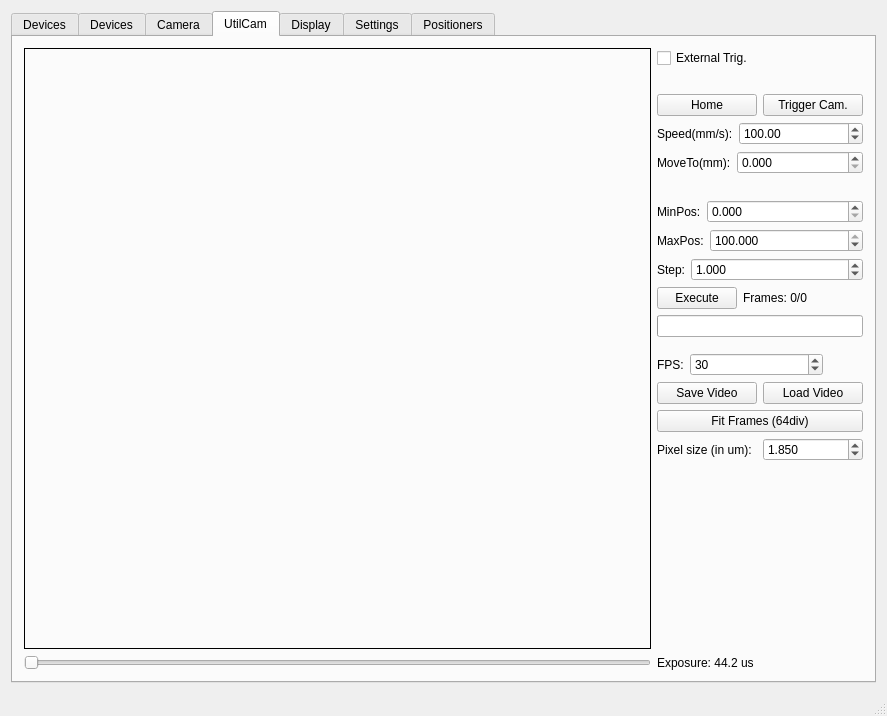
Above: GUI/mainwindow.ui from mvxe/MLA-CS before the change. Below: the same form after it.
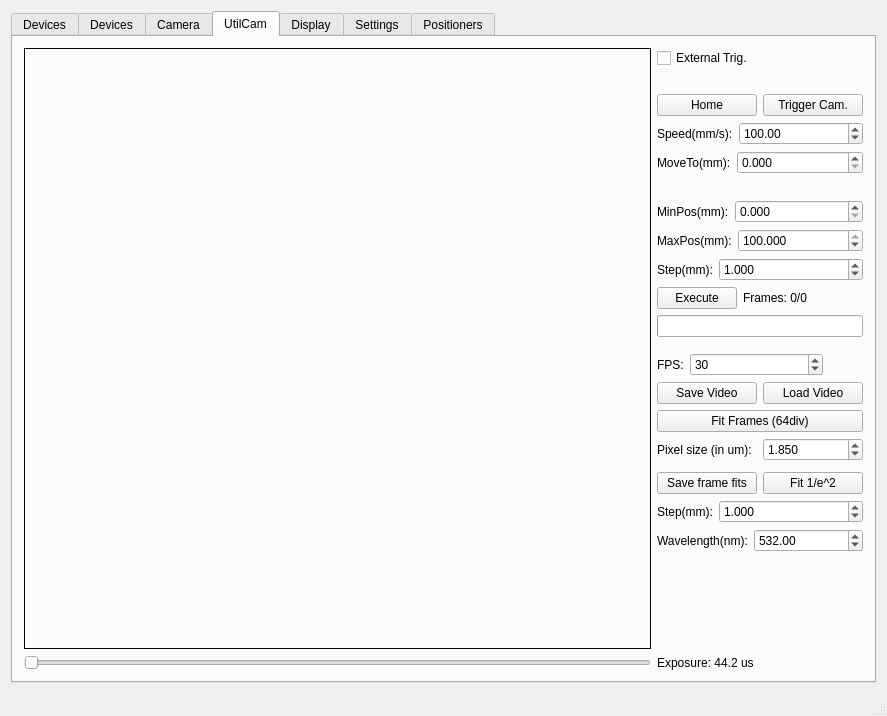
That is the form after the change. The open tabs and pages were chosen to show the change. Icons and pictures are not drawn. Custom widgets are drawn as their Qt base class.

Commit message: beam profiler rough version ready

Patch:
```diff
--- a/GUI/mainwindow.ui
+++ b/GUI/mainwindow.ui
@@ -980,7 +980,7 @@
                </sizepolicy>
               </property>
               <property name="text">
-               <string>MinPos:</string>
+               <string>MinPos(mm):</string>
               </property>
              </widget>
             </item>
@@ -1010,7 +1010,7 @@
                </sizepolicy>
               </property>
               <property name="text">
-               <string>MaxPos:</string>
+               <string>MaxPos(mm):</string>
               </property>
              </widget>
             </item>
@@ -1043,7 +1043,7 @@
                </sizepolicy>
               </property>
               <property name="text">
-               <string>Step:</string>
+               <string>Step(mm):</string>
               </property>
              </widget>
             </item>
@@ -1224,6 +1224,112 @@
             </item>
            </layout>
           </item>
+          <item>
+           <layout class="QHBoxLayout" name="horizontalLayout_15">
+            <property name="topMargin">
+             <number>5</number>
+            </property>
+            <item>
+             <widget class="QPushButton" name="pushButton_8">
+              <property name="text">
+               <string>Save frame fits</string>
+              </property>
+             </widget>
+            </item>
+            <item>
+             <widget class="QPushButton" name="pushButton_7">
+              <property name="text">
+               <string>Fit 1/e^2</string>
+              </property>
+             </widget>
+            </item>
+           </layout>
+          </item>
+          <item>
+           <layout class="QHBoxLayout" name="horizontalLayout_16">
+            <property name="topMargin">
+             <number>0</number>
+            </property>
+            <item>
+             <widget class="QLabel" name="label_30">
+              <property name="sizePolicy">
+               <sizepolicy hsizetype="Maximum" vsizetype="Preferred">
+                <horstretch>0</horstretch>
+                <verstretch>0</verstretch>
+               </sizepolicy>
+              </property>
+              <property name="text">
+               <string>Step(mm):</string>
+              </property>
+             </widget>
+            </item>
+            <item>
+             <widget class="QDoubleSpinBox" name="fitstep_val">
+              <property name="sizePolicy">
+               <sizepolicy hsizetype="Minimum" vsizetype="Fixed">
+                <horstretch>0</horstretch>
+                <verstretch>0</verstretch>
+               </sizepolicy>
+              </property>
+              <property name="decimals">
+               <number>3</number>
+              </property>
+              <property name="minimum">
+               <double>0.001000000000000</double>
+              </property>
+              <property name="maximum">
+               <double>10.000000000000000</double>
+              </property>
+              <property name="value">
+               <double>1.000000000000000</double>
+              </property>
+             </widget>
+            </item>
+           </layout>
+          </item>
+          <item>
+           <layout class="QHBoxLayout" name="horizontalLayout_17">
+            <property name="topMargin">
+             <number>0</number>
+            </property>
+            <item>
+             <widget class="QLabel" name="label_31">
+              <property name="sizePolicy">
+               <sizepolicy hsizetype="Maximum" vsizetype="Preferred">
+                <horstretch>0</horstretch>
+                <verstretch>0</verstretch>
+               </sizepolicy>
+              </property>
+              <property name="text">
+               <string>Wavelength(nm):</string>
+              </property>
+             </widget>
+            </item>
+            <item>
+             <widget class="QDoubleSpinBox" name="wavelength">
+              <property name="minimum">
+               <double>10.000000000000000</double>
+              </property>
+              <property name="maximum">
+               <double>10000.000000000000000</double>
+              </property>
+              <property name="value">
+               <double>532.000000000000000</double>
+              </property>
+             </widget>
+            </item>
+           </layout>
+          </item>
+          <item>
+           <widget class="QLabel" name="fitresults">
+            <property name="text">
+             <string/>
+            </property>
+            <property name="textInteractionFlags">
+             <set>Qt::LinksAccessibleByMouse|Qt::TextSelectableByKeyboard|Qt::TextSelectableByMouse</set>
+            </property>
+           </widget>
+          </item>
           <item>
            <spacer name="verticalSpacer_4">
             <property name="orientation">
```
The commit also changes 2 other files.
